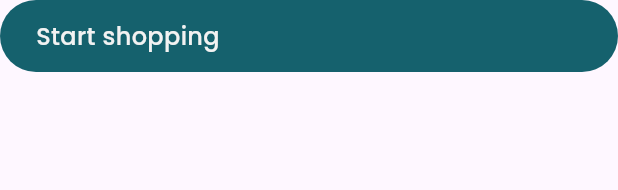
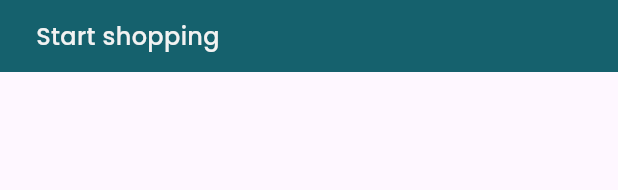
Before and after one commit to jenshor/workshop, a Flutter app: the PrimaryButton widget shown alone on an empty page, opened directly, on a phone screen of 412 x 824 dp. Shown: the top 190 px of the screen. Run offline on Flutter 3.47's test engine with Material 3 defaults, Android fonts, the phone set to English and light mode, and no system bars; our stand-ins replace font_awesome_flutter, go_router, google_fonts; missing offline and left inert: widgetbook, widgetbook_annotation; generated files the repository leaves out were written again.

```diff
--- a/lib/ui/widgets/primary_button.dart
+++ b/lib/ui/widgets/primary_button.dart
@@ -28,7 +28,7 @@ class PrimaryButton extends StatelessWidget {
         decoration: BoxDecoration(
           color: AppTheme.of(context).background.brand,
           borderRadius: BorderRadius.circular(
-            AppTheme.of(context).radius.full,
+            AppTheme.of(context).radius.none,
           ),
         ),
         child: Row(
```
